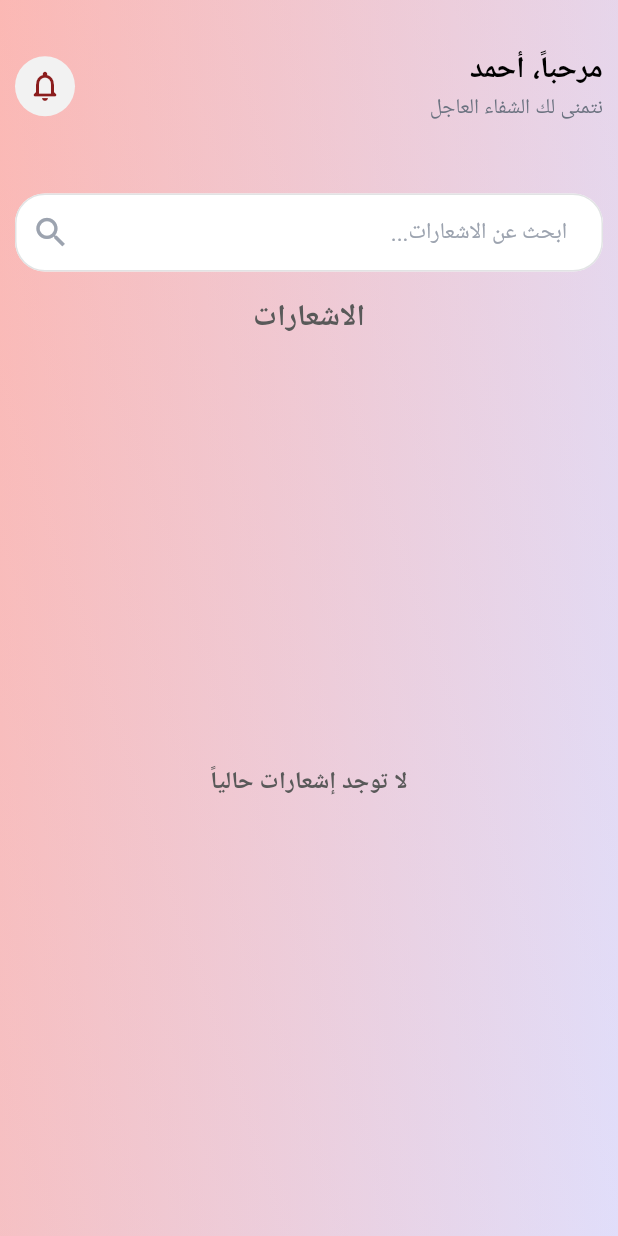
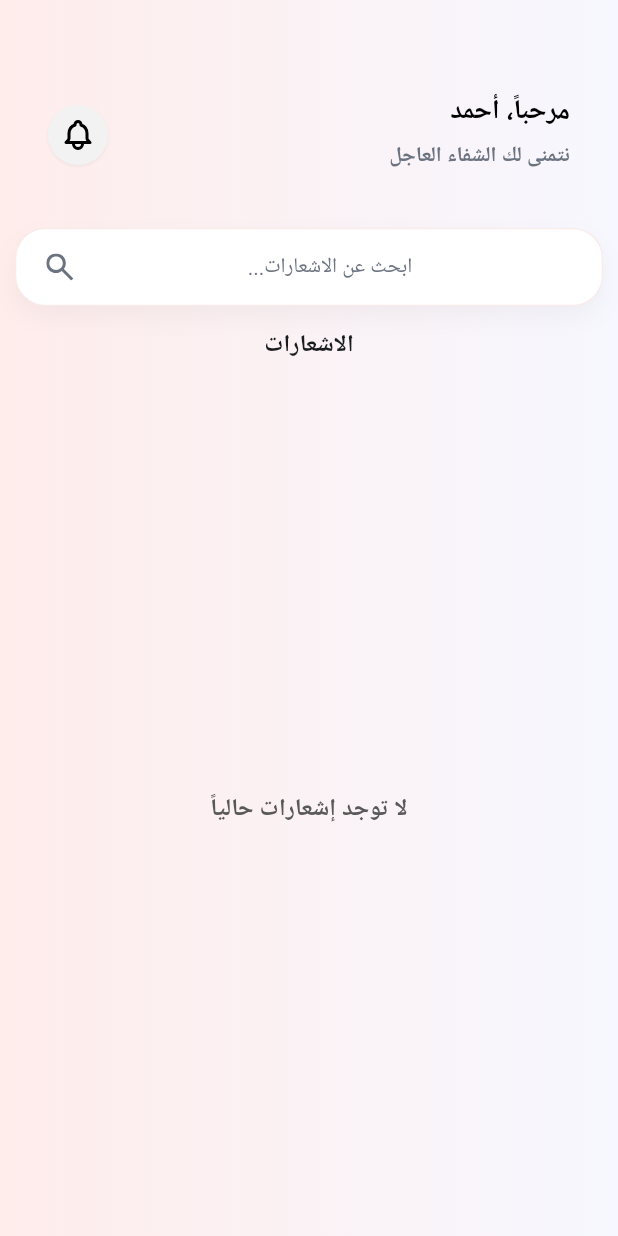
Before and after one commit to yasseresi/tabare3, a Flutter app: the NotificationsCenterPage screen opened by its route, on a phone screen of 412 x 824 dp. Run offline on Flutter 3.47's test engine with Material 3 defaults, Android fonts, the phone set to English and light mode, and no system bars; our stand-ins replace connectivity_plus, dartz, dio, easy_localization, equatable, flutter_bloc and 8 more; missing offline and left inert: mobile_scanner; accounts and stored records are empty; network calls fail; Roboto replaces fonts that are missing (Cairo); project files that could hold a hidden picture were left out.

Commit message:
style(notifications): match the notification centre to Figma
- Export the four card glyphs (blood bag, appointment, accepted, thanks)
  and pick one per notification type in a 48x48 slot.
- Rebuild the page onto AppGradientBackground, AppHeader, AppSearchField
  and a centred AppSectionHeader, spaced 12 apart under a y=150 start.
- Rebuild the card on AppCard.list with the 20.876 padding, 16px bold
  title, 10.507 red relative timestamp and 14px medium body.
- Replace the absolute timestamp with the relative form the design shows
  and add the matching ar/en strings.
- Give AppSectionHeader a centred variant and reuse it for the profile
  section titles.

```diff
--- a/lib/core/presentation/widgets/app_section_header.dart
+++ b/lib/core/presentation/widgets/app_section_header.dart
@@ -12,12 +12,16 @@ class AppSectionHeader extends StatelessWidget {
   final VoidCallback? onAction;
   final Key? actionKey;
 
+  /// Centres the title, as the profile and notification screens do.
+  final bool centered;
+
   const AppSectionHeader({
     super.key,
     required this.title,
     this.actionLabel,
     this.onAction,
     this.actionKey,
+    this.centered = false,
   });
 
   @override
@@ -25,7 +29,9 @@ class AppSectionHeader extends StatelessWidget {
     return Padding(
       padding: const EdgeInsets.symmetric(horizontal: AppPadding.p10),
       child: Row(
-        mainAxisAlignment: MainAxisAlignment.spaceBetween,
+        mainAxisAlignment: centered
+            ? MainAxisAlignment.center
+            : MainAxisAlignment.spaceBetween,
         children: [
           Flexible(
             child: Text(
--- a/lib/core/utils/assets_manager.dart
+++ b/lib/core/utils/assets_manager.dart
@@ -94,6 +94,16 @@ class SvgAssets {
   static const String requestHospital = '$iconPath/request_hospital.svg';
   static const String requestNote = '$iconPath/request_note.svg';
 
+  // Notification card glyphs (exported from Figma)
+  static const String notificationBloodBag =
+      '$iconPath/notification_blood_bag.svg';
+  static const String notificationAppointment =
+      '$iconPath/notification_appointment.svg';
+  static const String notificationAccepted =
+      '$iconPath/notification_accepted.svg';
+  static const String notificationThanks =
+      '$iconPath/notification_thanks.svg';
+
   /// 16x16 chevron drawn pointing right; rows rotate it 180° for the trailing
   /// disclosure and 90° for the account-type dropdown.
   static const String rowChevron = '$iconPath/row_chevron.svg';
--- a/lib/core/utils/font_manager.dart
+++ b/lib/core/utils/font_manager.dart
@@ -36,6 +36,7 @@ class LineHeight {
 
 class FontSize {
   static const double s10 = 10.0;
+  static const double s10_5 = 10.507;
   static const double s12 = 12.0;
   static const double s12_3 = 12.277;
   static const double s13 = 13.0;
--- a/lib/core/utils/string_manager.dart
+++ b/lib/core/utils/string_manager.dart
@@ -140,6 +140,11 @@ class AppStrings {
   static const String noNotifications = 'no_notifications';
   static const String searchNotifications = 'search_notifications';
   static const String newNotification = 'new_notification';
+  static const String timeAgoNow = 'time_ago_now';
+  static const String timeAgoMinutes = 'time_ago_minutes';
+  static const String timeAgoHour = 'time_ago_hour';
+  static const String timeAgoHours = 'time_ago_hours';
+  static const String timeAgoDays = 'time_ago_days';
   static const String emergencyAlert = 'emergency_alert';
 
   // Success/Error
--- a/lib/core/utils/values_manager.dart
+++ b/lib/core/utils/values_manager.dart
@@ -48,6 +48,9 @@ class AppPadding {
 
   /// Figma card inner padding (`21.891`) and pill button paddings.
   static const double pCard = 21.891;
+
+  /// Inner padding of a notification card (Figma `20.876`).
+  static const double pNotificationCard = 20.876;
   static const double pPillHorizontal = 36.609;
   static const double pPillVertical = 10.983;
 
@@ -167,4 +170,7 @@ class AppSize {
   static const double radiusDonorCard = 32.0;
   static const double radiusXXLarge = 30.0;
   static const double radiusCircle = 9999.0;
+
+  /// Figma letter spacing on notification card copy (`0.1051`).
+  static const double letterSpacingCard = 0.1051;
 }
--- a/lib/features/donor_home/presentation/pages/donor_home_screen.dart
+++ b/lib/features/donor_home/presentation/pages/donor_home_screen.dart
@@ -145,7 +145,7 @@ class _DonorHomeScreenState extends State<DonorHomeScreen> {
       ),
       _DonorTab.notifications => BlocProvider(
         create: (_) => sl<NotificationsBloc>(),
-        child: const NotificationsCenterPage(),
+        child: const NotificationsCenterPage(isDonor: true),
       ),
       _DonorTab.about => AboutAppScreen(
         onBack: () => setState(() => _selectedTab = _DonorTab.profile),
--- a/lib/features/notifications/domain/entities/notification_entity.dart
+++ b/lib/features/notifications/domain/entities/notification_entity.dart
@@ -26,4 +26,5 @@ extension NotificationEntityX on NotificationEntity {
 class NotificationTypes {
   static const String thankYou = 'thank_you';
   static const String participationAccepted = 'participation_accepted';
+  static const String appointmentReminder = 'appointment_reminder';
 }
--- a/lib/features/notifications/presentation/pages/notifications_center_page.dart
+++ b/lib/features/notifications/presentation/pages/notifications_center_page.dart
@@ -3,17 +3,27 @@ import 'package:flutter/material.dart';
 import 'package:flutter_bloc/flutter_bloc.dart';
 import 'package:flutter_svg/flutter_svg.dart';
 
-import '../../../../core/constants/app_dimensions.dart';
+import '../../../../core/presentation/widgets/app_card.dart';
+import '../../../../core/presentation/widgets/app_gradient_background.dart';
+import '../../../../core/presentation/widgets/app_header.dart';
+import '../../../../core/presentation/widgets/app_search_field.dart';
+import '../../../../core/presentation/widgets/app_section_header.dart';
 import '../../../../core/utils/assets_manager.dart';
 import '../../../../core/utils/color_manager.dart';
-import '../../../../core/utils/constants_manager.dart';
+import '../../../../core/utils/font_manager.dart';
 import '../../../../core/utils/string_manager.dart';
+import '../../../../core/utils/styles_manager.dart';
 import '../../../../core/utils/values_manager.dart';
 import '../../domain/entities/notification_entity.dart';
 import '../bloc/notifications_bloc.dart';
 
+/// Figma notification centre (donor node 114:258, recipient node 240:1612):
+/// search bar, centred `الاشعارات` title and a 10-gap stack of type cards.
 class NotificationsCenterPage extends StatefulWidget {
-  const NotificationsCenterPage({super.key});
+  /// Switches the header subtitle between the donor and recipient copy.
+  final bool isDonor;
+
+  const NotificationsCenterPage({super.key, this.isDonor = false});
 
   @override
   State<NotificationsCenterPage> createState() =>
@@ -43,36 +53,55 @@ class _NotificationsCenterPageState extends State<NotificationsCenterPage> {
       textDirection: TextDirection.rtl,
       child: Scaffold(
         backgroundColor: ColorManager.transparent,
-        body: Container(
-          decoration: BoxDecoration(
-            color: ColorManager.white,
-            gradient: LinearGradient(
-              begin: Alignment.topRight,
-              end: Alignment.bottomLeft,
-              colors: [
-                ColorManager.welcomeGradientStart,
-                ColorManager.welcomeGradientEnd,
+        body: AppGradientBackground(
+          child: Column(
+            children: [
+              AppHeader(
+                title: AppStrings.welcomeUser.tr(),
+                subtitle: widget.isDonor
+                    ? AppStrings.donationLifeChance.tr()
+                    : AppStrings.getWellSoon.tr(),
+              ),
+              // Figma floats the header and starts the content at y=150;
+              // the inline header measures 128.
+              const SizedBox(height: AppSize.s22),
+              Expanded(
+                child: Padding(
+                  padding: const EdgeInsets.symmetric(
+                    horizontal: AppPadding.p10,
+                  ),
+                  child: Column(
+                    children: [
+                      AppSearchField(
+                        hintText: AppStrings.searchNotifications.tr(),
+                        controller: _searchController,
+                        onChanged: (value) => context
+                            .read<NotificationsBloc>()
+                            .add(NotificationsSearchChanged(value)),
+                      ),
+                      const SizedBox(height: AppSize.s12),
+                      AppSectionHeader(
+                        title: AppStrings.notificationsHeader.tr(),
+                        centered: true,
+                      ),
+                      const SizedBox(height: AppSize.s12),
+                      Expanded(child: _buildBody()),
                     ],
                   ),
                 ),
-          child: SafeArea(
-            child: Padding(
-              padding: const EdgeInsets.symmetric(
-                horizontal: AppPadding.p10,
-                vertical: AppPadding.p32,
               ),
-              child: Column(
-                children: [
-                  _PageHeader(controller: _searchController),
-                  const SizedBox(height: AppSize.s24),
-                  Expanded(
-                    child: BlocBuilder<NotificationsBloc, NotificationsState>(
+            ],
+          ),
+        ),
+      ),
+    );
+  }
+
+  Widget _buildBody() {
+    return BlocBuilder<NotificationsBloc, NotificationsState>(
       builder: (context, state) {
-                        if (state is NotificationsLoading ||
-                            state is NotificationsInitial) {
-                          return const Center(
-                            child: CircularProgressIndicator(),
-                          );
+        if (state is NotificationsLoading || state is NotificationsInitial) {
+          return const Center(child: CircularProgressIndicator());
         }
 
         if (state is NotificationsError) {
@@ -84,138 +113,30 @@ class _NotificationsCenterPageState extends State<NotificationsCenterPage> {
           return Center(
             child: Text(
               AppStrings.noNotifications.tr(),
-                              style: TextStyle(
-                                fontSize: AppSize.s16,
-                                fontWeight: FontWeight.w600,
+              style: getSemiBoldStyle(
+                fontSize: FontSize.s16,
                 color: ColorManager.textSecondary,
+                lineHeight: LineHeight.h28,
               ),
             ),
           );
         }
 
         return ListView.separated(
+          padding: const EdgeInsets.only(bottom: AppPadding.p32),
           itemCount: loaded.visibleNotifications.length,
-                          separatorBuilder: (_, _) =>
-                              const SizedBox(height: AppSize.s14),
+          separatorBuilder: (_, _) => const SizedBox(height: AppSize.s10),
           itemBuilder: (context, index) {
-                            final notification =
-                                loaded.visibleNotifications[index];
+            final notification = loaded.visibleNotifications[index];
             return _NotificationCard(
               notification: notification,
-                              onTap: () {
-                                context.read<NotificationsBloc>().add(
+              onTap: () => context.read<NotificationsBloc>().add(
                 NotificationReadRequested(notification.id),
+              ),
             );
           },
         );
       },
-                        );
-                      },
-                    ),
-                  ),
-                ],
-              ),
-            ),
-          ),
-        ),
-      ),
-    );
-  }
-}
-
-class _PageHeader extends StatelessWidget {
-  final TextEditingController controller;
-
-  const _PageHeader({required this.controller});
-
-  @override
-  Widget build(BuildContext context) {
-    return Column(
-      children: [
-        Row(
-          mainAxisAlignment: MainAxisAlignment.spaceBetween,
-          children: [
-            Column(
-              crossAxisAlignment: CrossAxisAlignment.start,
-              children: [
-                Text(
-                  AppStrings.welcomeUser.tr(),
-                  style: TextStyle(
-                    fontSize: AppSize.s20,
-                    fontWeight: FontWeight.bold,
-                    color: ColorManager.black,
-                  ),
-                ),
-                Text(
-                  AppStrings.getWellSoon.tr(),
-                  style: TextStyle(
-                    fontSize: AppSize.s14,
-                    color: ColorManager.textMuted,
-                  ),
-                ),
-              ],
-            ),
-            Container(
-              padding: const EdgeInsets.all(AppPadding.p8),
-              decoration: BoxDecoration(
-                color: ColorManager.surfaceAlt,
-                borderRadius: BorderRadius.circular(AppSize.radiusCircle),
-              ),
-              child: Icon(
-                Icons.notifications_none_rounded,
-                color: ColorManager.primaryDark,
-                size: AppSize.s24,
-              ),
-            ),
-          ],
-        ),
-        const SizedBox(height: AppSize.s46),
-        TextField(
-          controller: controller,
-          textAlign: TextAlign.right,
-          onChanged: (value) => context.read<NotificationsBloc>().add(
-            NotificationsSearchChanged(value),
-          ),
-          decoration: InputDecoration(
-            hintText: AppStrings.searchNotifications.tr(),
-            hintStyle: TextStyle(
-              color: ColorManager.lightGrey,
-              fontSize: AppSize.s15,
-            ),
-            suffixIcon: Icon(
-              Icons.search,
-              color: ColorManager.lightGrey,
-              size: AppSize.s26,
-            ),
-            filled: true,
-            fillColor: ColorManager.white,
-            contentPadding: const EdgeInsets.symmetric(
-              horizontal: AppPadding.p20,
-              vertical: AppPadding.p14,
-            ),
-            border: OutlineInputBorder(
-              borderRadius: BorderRadius.circular(AppSize.radiusXLarge),
-              borderSide: BorderSide(color: ColorManager.borderGrey),
-            ),
-            enabledBorder: OutlineInputBorder(
-              borderRadius: BorderRadius.circular(AppSize.radiusXLarge),
-              borderSide: BorderSide(color: ColorManager.borderGrey),
-            ),
-            focusedBorder: OutlineInputBorder(
-              borderRadius: BorderRadius.circular(AppSize.radiusButton),
-              borderSide: BorderSide(color: ColorManager.primaryDark),
-            ),
-          ),
-        ),
-        const SizedBox(height: AppSize.s16),
-        Text(
-          AppStrings.notificationsHeader.tr(),
-          style: const TextStyle(
-            fontSize: AppSize.s20,
-            fontWeight: FontWeight.bold,
-          ),
-        ),
-      ],
     );
   }
 }
@@ -228,90 +149,75 @@ class _NotificationCard extends StatelessWidget {
 
   @override
   Widget build(BuildContext context) {
-    return Material(
-      color: ColorManager.scaffoldBg,
-      child: InkWell(
-        borderRadius: BorderRadius.circular(AppSize.s28),
+    return GestureDetector(
       onTap: onTap,
-        child: Ink(
-          padding: const EdgeInsets.all(AppPadding.p20),
-          decoration: BoxDecoration(
-            color: notification.isRead
-                ? ColorManager.white
-                : ColorManager.surfaceWarm,
-            borderRadius: BorderRadius.circular(AppSize.s28),
-            border: Border.all(color: ColorManager.borderGrey),
-            boxShadow: [
-              BoxShadow(
-                color: ColorManager.black.withValues(alpha: AppOpacity.subtle),
-                blurRadius: AppSize.s18,
-                offset: const Offset(AppSize.s0, AppSize.s10),
-              ),
-            ],
-          ),
-          child: Row(
-            crossAxisAlignment: CrossAxisAlignment.start,
-            children: [
-              _NotificationLeading(type: notification.type),
-              const SizedBox(width: AppSize.s14),
-              Expanded(
+      child: AppCard.list(
+        padding: const EdgeInsets.all(AppPadding.pNotificationCard),
         child: Column(
           crossAxisAlignment: CrossAxisAlignment.start,
           children: [
             Row(
               children: [
+                _NotificationLeading(type: notification.type),
+                const SizedBox(width: AppSize.s5),
                 Expanded(
                   child: Text(
                     notification.title,
-                            style: TextStyle(
-                              fontSize: AppSize.s17,
-                              fontWeight: FontWeight.bold,
-                              color: ColorManager.black,
+                    style: getBoldStyle(
+                      fontSize: FontSize.s16,
+                      color: ColorManager.cardTitle,
+                      lineHeight: LineHeight.h19,
                     ),
                   ),
                 ),
-                        if (!notification.isRead)
-                          Container(
-                            width: AppSize.s10,
-                            height: AppSize.s10,
-                            decoration: BoxDecoration(
-                              color: ColorManager.primaryDark,
-                              shape: BoxShape.circle,
+                const SizedBox(width: AppSize.s5),
+                SizedBox(
+                  width: AppSize.s40,
+                  child: Text(
+                    _timeAgo(notification.createdAt.toLocal()),
+                    style: getSemiBoldStyle(
+                      fontSize: FontSize.s10_5,
+                      color: ColorManager.primary,
+                      lineHeight: LineHeight.h14,
+                    ).copyWith(letterSpacing: AppSize.letterSpacingCard),
                   ),
                 ),
               ],
             ),
-                    const SizedBox(height: AppSize.s8),
             Text(
               notification.body,
-                      style: TextStyle(
-                        fontSize: AppSize.s14,
-                        height: AppSize.s1_5,
-                        color: ColorManager.textSecondary,
-                      ),
-                    ),
-                    const SizedBox(height: AppSize.s12),
-                    Text(
-                      DateFormat(
-                        AppConstants.notificationDateTimeFormat,
-                      ).format(notification.createdAt.toLocal()),
-                      style: TextStyle(
-                        fontSize: AppSize.s12,
-                        fontWeight: FontWeight.w600,
-                        color: ColorManager.primaryDark,
-                      ),
+              style: getMediumStyle(
+                fontSize: FontSize.s14,
+                color: ColorManager.textMuted,
+              ).copyWith(letterSpacing: AppSize.letterSpacingCard),
             ),
           ],
         ),
       ),
-            ],
-          ),
-        ),
-      ),
+    );
+  }
+
+  String _timeAgo(DateTime createdAt) {
+    final elapsed = DateTime.now().difference(createdAt);
+    if (elapsed.inMinutes < 1) return AppStrings.timeAgoNow.tr();
+    if (elapsed.inMinutes < Duration.minutesPerHour) {
+      return AppStrings.timeAgoMinutes.tr(
+        namedArgs: {'count': '${elapsed.inMinutes}'},
+      );
+    }
+    if (elapsed.inHours < 2) return AppStrings.timeAgoHour.tr();
+    if (elapsed.inHours < Duration.hoursPerDay) {
+      return AppStrings.timeAgoHours.tr(
+        namedArgs: {'count': '${elapsed.inHours}'},
+      );
+    }
+    return AppStrings.timeAgoDays.tr(
+      namedArgs: {'count': '${elapsed.inDays}'},
     );
   }
 }
 
+/// 48x48 slot holding the 40x40 glyph Figma picks per notification type.
 class _NotificationLeading extends StatelessWidget {
   final String type;
 
@@ -319,23 +225,23 @@ class _NotificationLeading extends StatelessWidget {
 
   @override
   Widget build(BuildContext context) {
-    if (type == NotificationTypes.thankYou ||
-        type == NotificationTypes.participationAccepted) {
-      return Container(
+    return SizedBox(
+      width: AppSize.s48,
+      height: AppSize.s48,
+      child: Center(
+        child: SvgPicture.asset(
+          _assetForType,
           width: AppSize.s40,
           height: AppSize.s40,
-        decoration: BoxDecoration(
-          color: ColorManager.success,
-          shape: BoxShape.circle,
         ),
-        child: Icon(Icons.check, color: ColorManager.white, size: AppSize.s24),
+      ),
     );
   }
 
-    return SvgPicture.asset(
-      SvgAssets.icon8,
-      width: AppSize.s40,
-      height: AppSize.s40,
-    );
+  String get _assetForType => switch (type) {
+    NotificationTypes.thankYou => SvgAssets.notificationThanks,
+    NotificationTypes.participationAccepted => SvgAssets.notificationAccepted,
+    NotificationTypes.appointmentReminder => SvgAssets.notificationAppointment,
+    _ => SvgAssets.notificationBloodBag,
+  };
 }
-}
```
Also changed, not shown: assets/translations/ar.json (+6 -19 lines), assets/translations/en.json (+6 -19 lines), lib/features/profile/presentation/widgets/profile_widgets.dart (+2 -12 lines), assets/icons/notification_accepted.svg (added), assets/icons/notification_appointment.svg (added), assets/icons/notification_blood_bag.svg (added), assets/icons/notification_thanks.svg (added), 2 other files. Lines whose indentation alone changed are shown as unchanged.
